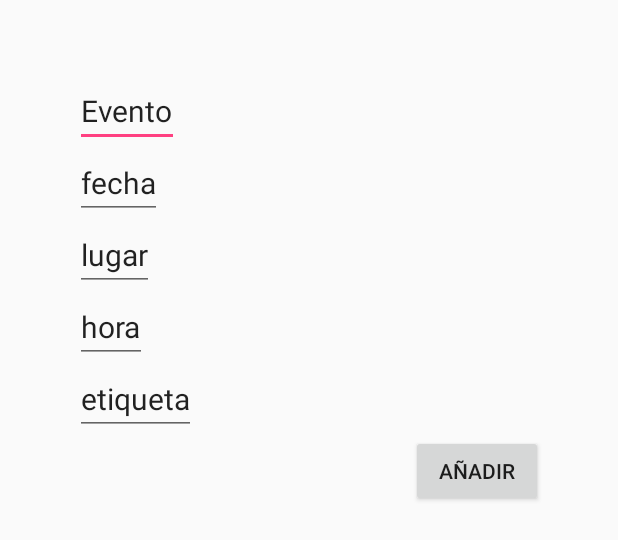
After one commit to Kriossin/ProyectoLameta, an Android app: the layout activity_anyadirevento.xml on its own in the app's theme, with its tools: preview values and no code run, on a phone screen of 412 x 824 dp. The commit adds this screen. Shown: the top 540 px of the screen. Run offline under Robolectric (Android 15) with nearby library versions, the phone set to English and light mode, and no system bars.

Commit message:
creado adapter y activitys

```diff
--- /dev/null
+++ b/AgendaLameta/app/src/main/res/layout/activity_anyadirevento.xml
@@ -0,0 +1,69 @@
+<?xml version="1.0" encoding="utf-8"?>
+<LinearLayout xmlns:android="http://schemas.android.com/apk/res/android"
+    android:orientation="vertical" android:layout_width="match_parent"
+    android:layout_height="match_parent"
+    android:layout_margin="50dp"
+    >
+
+
+    <EditText
+        android:id="@+id/nombre"
+        android:layout_width="wrap_content"
+        android:layout_height="wrap_content"
+        android:textSize="20sp"
+        android:text="Evento"
+        android:inputType="textPersonName"
+
+        />
+
+    <EditText
+        android:id="@+id/fecha"
+        android:layout_width="wrap_content"
+        android:layout_height="wrap_content"
+        android:layout_below="@id/nombre"
+        android:textSize="20sp"
+        android:text="fecha"
+        android:inputType="date"
+        />
+
+    <EditText
+        android:id="@+id/lugar"
+        android:layout_width="wrap_content"
+        android:layout_height="wrap_content"
+        android:layout_below="@id/fecha"
+        android:textSize="20sp"
+        android:text="lugar"
+        android:inputType="text"
+        />
+
+    <EditText
+        android:id="@+id/hora"
+        android:layout_width="wrap_content"
+        android:layout_height="wrap_content"
+        android:layout_below="@id/lugar"
+        android:textSize="20sp"
+        android:text="hora"
+        android:inputType="time"
+        />
+
+    <EditText
+        android:id="@+id/etiqueta"
+        android:layout_width="wrap_content"
+        android:layout_height="wrap_content"
+        android:layout_below="@id/hora"
+        android:textSize="20sp"
+        android:text="etiqueta"
+        android:inputType="text"
+        />
+
+    <Button
+        android:id="@+id/añadir"
+        android:layout_width="wrap_content"
+        android:layout_height="wrap_content"
+        android:text="Añadir"
+        android:layout_gravity="right" />
+
+
+
+
+</LinearLayout>
--- /dev/null
+++ b/AgendaLameta/app/src/main/res/layout/activity_busqueda.xml
@@ -0,0 +1,6 @@
+<?xml version="1.0" encoding="utf-8"?>
+<LinearLayout xmlns:android="http://schemas.android.com/apk/res/android"
+    android:orientation="vertical" android:layout_width="match_parent"
+    android:layout_height="match_parent">
+
+</LinearLayout>
--- a/AgendaLameta/app/src/main/res/menu/menu_main.xml
+++ b/AgendaLameta/app/src/main/res/menu/menu_main.xml
@@ -1,6 +1,6 @@
 <menu xmlns:android="http://schemas.android.com/apk/res/android"
     xmlns:app="http://schemas.android.com/apk/res-auto"
     xmlns:tools="http://schemas.android.com/tools" tools:context=".MainActivity">
-    <item android:id="@+id/action_settings" android:title="@string/action_settings"
+    <item android:id="@+id/action_settings" android:title="acction_settings"
         android:orderInCategory="100" app:showAsAction="never" />
 </menu>
```
Also changed, not shown: AgendaLameta/app/src/main/java/com/example/lameta/agendalameta/adapter/BusquedaAdapter.java (added, +7 -0 lines), AgendaLameta/app/src/main/java/com/example/lameta/agendalameta/adapter/EventoAdapter.java (+42 -1 lines), AgendaLameta/app/src/main/res/layout/activity_dia.xml (+12 -1 lines), AgendaLameta/app/src/main/res/layout/activity_evento.xml (added, +69 -0 lines), AgendaLameta/app/src/main/res/layout/listiem_dia.xml (added, +54 -0 lines), AgendaLameta/app/src/main/res/drawable/button1.png (added), AgendaLameta/app/src/main/res/drawable/button2.png (added), AgendaLameta/app/src/main/res/drawable/button3.png (added), AgendaLameta/app/src/main/res/drawable/button4.png (added), AgendaLameta/app/src/main/res/drawable/user.png (added), 1 other file.
